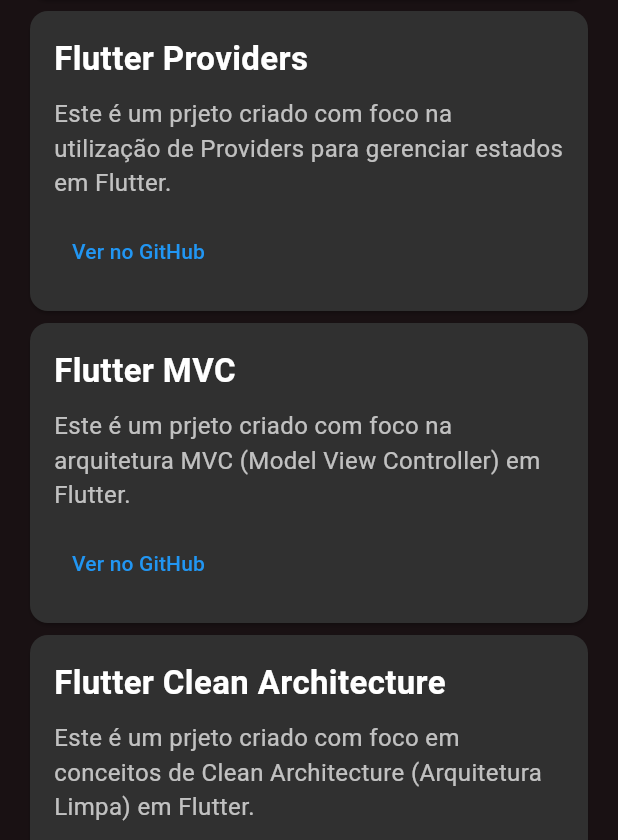
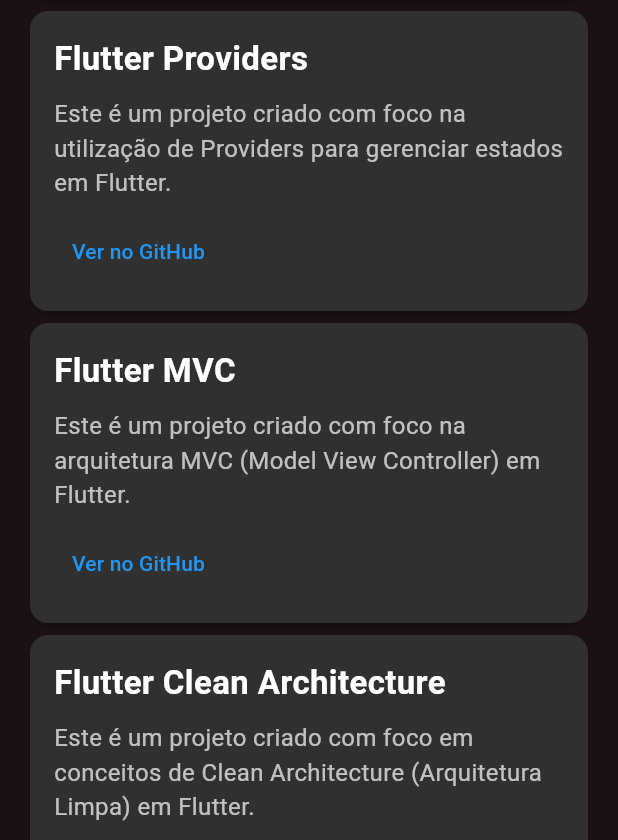
Before and after one commit to GABRIEL-ASSYS/portifolio-flutter, a Flutter app: the ProjectPage screen opened directly, scrolled down 3456 dp, on a phone screen of 412 x 824 dp. Shown: the part 220-1060 px from the top of the screen. Run offline on Flutter 3.47's test engine with Material 3 defaults, Android fonts, the phone set to English and light mode, and no system bars; our stand-ins replace font_awesome_flutter.

Commit message:
arrumando detelhes das telas

```diff
--- a/lib/screens/contato.dart
+++ b/lib/screens/contato.dart
@@ -20,7 +20,7 @@ class ContactPage extends StatelessWidget {
             ),
             SizedBox(height: 20),
             Text(
-              'Você pode nos contatar pelos seguintes meios:',
+              'Você pode me contatar pelos seguintes meios:',
               textAlign: TextAlign.center,
             ),
             SizedBox(height: 20),
--- a/lib/screens/projetos.dart
+++ b/lib/screens/projetos.dart
@@ -16,17 +16,17 @@ class ProjectPage extends StatelessWidget {
         children: const [
           ProjectCard(
             title: 'Jogo da Velha Flutter',
-            description: 'Este é um projeto pessoal criado para testar o aprendizado em Flutte com um jogo da velha simples.',
+            description: 'Este é um projeto pessoal criado para testar o aprendizado em Flutter com um jogo da velha simples.',
             githubUrl: 'https://github.com/GABRIEL-ASSYS/jogo-da-velha-FLutter',
           ),
           ProjectCard(
             title: 'To Do List Flutter',
-            description: 'Este é um projeto pessoal criado para testar o aprendizado em Flutte com um app de lista de tarefas onde você escreve o título da tarefa, uma pequena descrição, data e hora em que a tarefa deve ser feita e quando conclua uma tarefa pode marcar como concluída clicando em uma checkbox.',
+            description: 'Este é um projeto pessoal criado para testar o aprendizado em Flutter com um app de lista de tarefas onde você escreve o título da tarefa, uma pequena descrição, data e hora em que a tarefa deve ser feita e quando conclua uma tarefa pode marcar como concluída clicando em uma checkbox.',
             githubUrl: 'https://github.com/GABRIEL-ASSYS/To-Do-List-Flutter',
           ),
           ProjectCard(
             title: 'Pedra, Papel e Tesoura Flutter',
-            description: 'Este é um projeto pessoal criado para testar o aprendizado em Flutte com um jogo simples de pedra papel e tesoura.',
+            description: 'Este é um projeto pessoal criado para testar o aprendizado em Flutter com um jogo simples de pedra papel e tesoura.',
             githubUrl: 'https://github.com/GABRIEL-ASSYS/pedra-papel-tesoura-Flutter',
           ),
           ProjectCard(
@@ -60,13 +60,13 @@ class ProjectPage extends StatelessWidget {
             githubUrl: 'https://github.com/GABRIEL-ASSYS/SQL-DB-Flutter',
           ),
           ProjectCard(
-            title: 'Calculo de IMC',
+            title: 'Cálculo de IMC',
             description: 'Este é um projeto criado durante uma aula da matéria de Desenvolvimento WEB/Mobile IV com o objetivo de iniciar os aprendizados em Flutter.',
             githubUrl: 'https://github.com/GABRIEL-ASSYS/App-calculo-IMC',
           ),
           ProjectCard(
             title: 'Calculadora de Combustível',
-            description: 'Este é um prjeto criado para ser entregue como trabalho na matéria de Desenvolvimento WEB/Mobile IV e trata-se de uma aplicação na qual é feito um cálculo para saber se compensa abastecer com gasolina ou etanol.',
+            description: 'Este é um projeto criado para ser entregue como trabalho na matéria de Desenvolvimento WEB/Mobile IV e trata-se de uma aplicação na qual é feito um cálculo para saber se compensa abastecer com gasolina ou etanol.',
             githubUrl: 'https://github.com/GABRIEL-ASSYS/Calculadora-de-Combustivel',
           ),
           ProjectCard(
@@ -76,42 +76,42 @@ class ProjectPage extends StatelessWidget {
           ),
           ProjectCard(
             title: 'Flutter Animations Library',
-            description: 'Este é um prjeto criado com foco em animações em Flutter utilizando a biblioteca Animations do próprio FLutter.',
+            description: 'Este é um projeto criado com foco em animações em Flutter utilizando a biblioteca Animations do próprio Flutter.',
             githubUrl: 'https://github.com/GABRIEL-ASSYS/Flutter-Animations-Library',
           ),
           ProjectCard(
             title: 'Testes Automatizados em Flutter',
-            description: 'Este é um prjeto criado com foco na escrita de testes de unidade aplicados em projetos Flutter.',
+            description: 'Este é um projeto criado com foco na escrita de testes de unidade aplicados em projetos Flutter.',
             githubUrl: 'https://github.com/GABRIEL-ASSYS/Testes-Automatizados-Flutter',
           ),
           ProjectCard(
             title: 'Testes de Integração em Flutter',
-            description: 'Este é um prjeto criado com foco na escrita de testes de integração aplicados em projetos Flutter.',
+            description: 'Este é um projeto criado com foco na escrita de testes de integração aplicados em projetos Flutter.',
             githubUrl: 'https://github.com/GABRIEL-ASSYS/Testes-de-Integra-o-Flutter',
           ),
           ProjectCard(
             title: 'Flutter Providers',
-            description: 'Este é um prjeto criado com foco na utilização de Providers para gerenciar estados em Flutter.',
+            description: 'Este é um projeto criado com foco na utilização de Providers para gerenciar estados em Flutter.',
             githubUrl: 'https://github.com/GABRIEL-ASSYS/Flutter-Providers',
           ),
           ProjectCard(
             title: 'Flutter MVC',
-            description: 'Este é um prjeto criado com foco na arquitetura MVC (Model View Controller) em Flutter.',
+            description: 'Este é um projeto criado com foco na arquitetura MVC (Model View Controller) em Flutter.',
             githubUrl: 'https://github.com/GABRIEL-ASSYS/Flutter-MVC',
           ),
           ProjectCard(
             title: 'Flutter Clean Architecture',
-            description: 'Este é um prjeto criado com foco em conceitos de Clean Architecture (Arquitetura Limpa) em Flutter.',
+            description: 'Este é um projeto criado com foco em conceitos de Clean Architecture (Arquitetura Limpa) em Flutter.',
             githubUrl: 'https://github.com/GABRIEL-ASSYS/Flutter-Clean-Architecture',
           ),
           ProjectCard(
             title: 'Flutter Firebase',
-            description: 'Este é um prjeto criado com foco em ferramentas do Firebase sendo elas o Cloud Firestore (Um banco de dados NOSQL) e o Authenticator (Um autenticador utilizado principalmente nas funcionalidades de usuário do projeto).',
+            description: 'Este é um projeto criado com foco em ferramentas do Firebase sendo elas o Cloud Firestore (Um banco de dados NOSQL) e o Authenticator (Um autenticador utilizado principalmente nas funcionalidades de usuário do projeto).',
             githubUrl: 'https://github.com/GABRIEL-ASSYS/Flutter-Firebase',
           ),
           ProjectCard(
             title: 'Flutter Animações',
-            description: 'Este é um prjeto criado com foco em animações em Flutter.',
+            description: 'Este é um projeto criado com foco em animações em Flutter.',
             githubUrl: 'https://github.com/GABRIEL-ASSYS/Flutter-animacoes',
           ),
           ProjectCard(
--- a/lib/screens/sobre.dart
+++ b/lib/screens/sobre.dart
@@ -20,7 +20,7 @@ class AboutPage extends StatelessWidget {
             ),
             SizedBox(height: 20),
             Text(
-              'Me chamo Gabriel, tenho 22 anos e curso Engenharia de Software no Centro Universitário Campo Real.',
+              'Me chamo Gabriel, tenho 23 anos e curso Engenharia de Software no Centro Universitário Campo Real.',
               style: TextStyle(fontSize: 16),
             ),
             SizedBox(height: 20),
```
